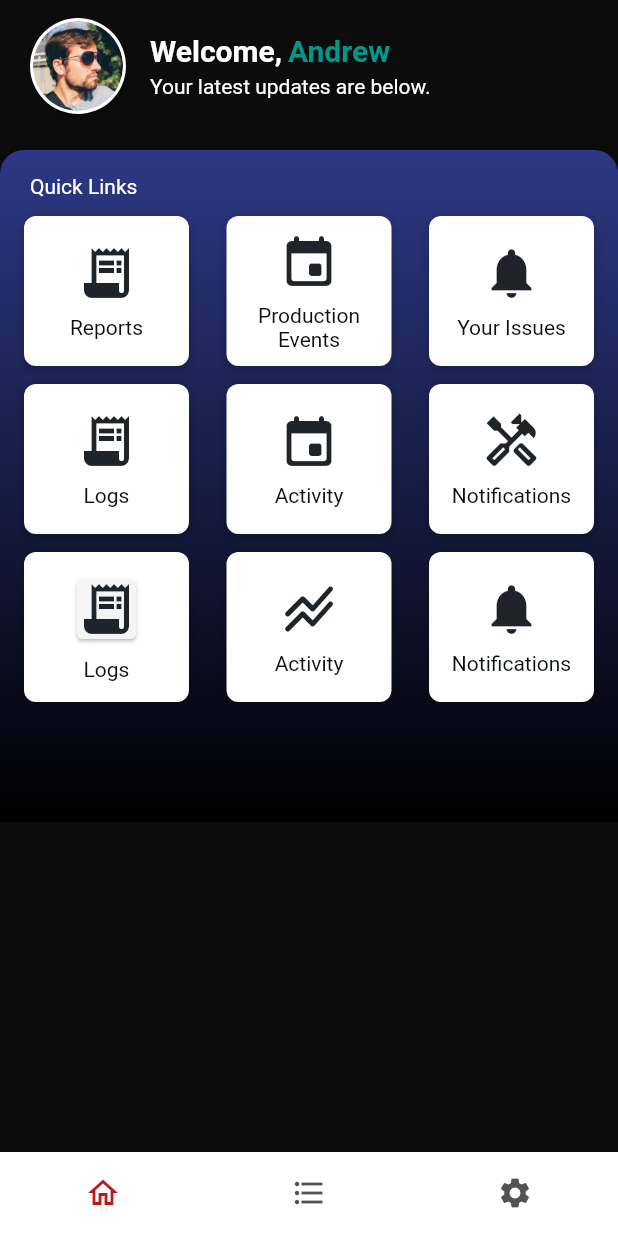
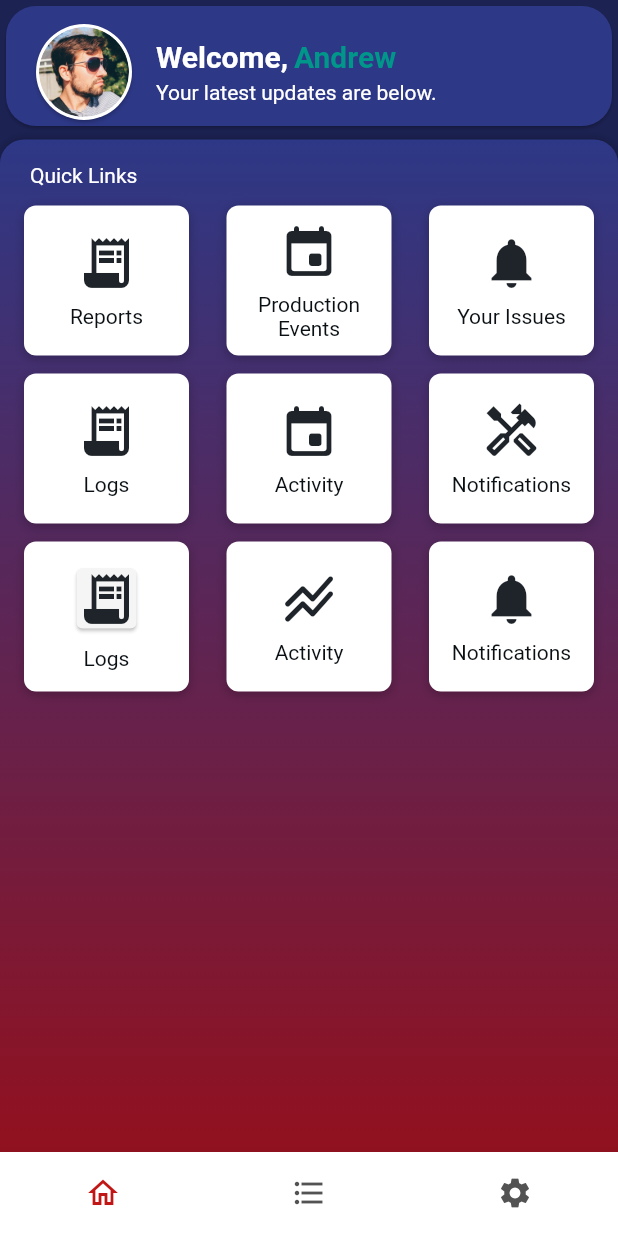
Before and after one commit to TheErondu/flow, a Flutter app: the screen it shows after launch, on a phone screen of 412 x 824 dp. Run offline on Flutter 3.47's test engine with Material 2 defaults, Android fonts, the phone set to English and light mode, and no system bars; our stand-ins replace auto_size_text, flutter_spinkit, font_awesome_flutter, google_fonts, page_transition, smooth_page_indicator and 1 more; missing offline and left inert: json_path; Roboto replaces fonts that are missing (Lexend Deca).

Commit message:
Updating to latest FlutterFlow output.

```diff
--- a/lib/home_page/home_page_widget.dart
+++ b/lib/home_page/home_page_widget.dart
@@ -20,11 +20,11 @@ class _HomePageWidgetState extends State<HomePageWidget> {
   Widget build(BuildContext context) {
     return Scaffold(
       key: scaffoldKey,
-      backgroundColor: Color(0xFF0D0C0C),
+      backgroundColor: Color(0xFF1C2252),
       drawer: Drawer(
         elevation: 16,
         child: Container(
-          width: 100,
+          width: 1,
           height: MediaQuery.of(context).size.height * 0.6,
           decoration: BoxDecoration(
             gradient: LinearGradient(
@@ -461,7 +461,13 @@ class _HomePageWidgetState extends State<HomePageWidget> {
             mainAxisSize: MainAxisSize.max,
             mainAxisAlignment: MainAxisAlignment.spaceAround,
             children: [
-              Padding(
+              Card(
+                clipBehavior: Clip.antiAliasWithSaveLayer,
+                color: Color(0xFF2D3886),
+                shape: RoundedRectangleBorder(
+                  borderRadius: BorderRadius.circular(20),
+                ),
+                child: Padding(
                   padding: EdgeInsetsDirectional.fromSTEB(16, 8, 16, 0),
                   child: Row(
                     mainAxisSize: MainAxisSize.max,
@@ -476,7 +482,8 @@ class _HomePageWidgetState extends State<HomePageWidget> {
                               borderRadius: BorderRadius.circular(40),
                             ),
                             child: Padding(
-                            padding: EdgeInsetsDirectional.fromSTEB(2, 2, 2, 2),
+                              padding:
+                                  EdgeInsetsDirectional.fromSTEB(2, 2, 2, 2),
                               child: Container(
                                 width: 60,
                                 height: 60,
@@ -512,8 +519,8 @@ class _HomePageWidgetState extends State<HomePageWidget> {
                                   ),
                                 ),
                                 Padding(
-                                padding:
-                                    EdgeInsetsDirectional.fromSTEB(4, 0, 0, 0),
+                                  padding: EdgeInsetsDirectional.fromSTEB(
+                                      4, 0, 0, 0),
                                   child: Text(
                                     'Andrew',
                                     style: FlutterFlowTheme.title3.override(
@@ -527,7 +534,8 @@ class _HomePageWidgetState extends State<HomePageWidget> {
                               ],
                             ),
                             Padding(
-                            padding: EdgeInsetsDirectional.fromSTEB(0, 4, 0, 0),
+                              padding:
+                                  EdgeInsetsDirectional.fromSTEB(0, 4, 0, 0),
                               child: Text(
                                 'Your latest updates are below.',
                                 style: FlutterFlowTheme.bodyText1.override(
@@ -544,10 +552,12 @@ class _HomePageWidgetState extends State<HomePageWidget> {
                     ],
                   ),
                 ),
+              ),
               Padding(
-                padding: EdgeInsetsDirectional.fromSTEB(0, 20, 0, 0),
+                padding: EdgeInsetsDirectional.fromSTEB(0, 5, 0, 0),
                 child: Container(
                   width: MediaQuery.of(context).size.width,
+                  height: MediaQuery.of(context).size.height * 1,
                   decoration: BoxDecoration(
                     boxShadow: [
                       BoxShadow(
@@ -557,8 +567,12 @@ class _HomePageWidgetState extends State<HomePageWidget> {
                       )
                     ],
                     gradient: LinearGradient(
-                      colors: [Color(0xFF2D3886), Colors.black],
-                      stops: [0, 1],
+                      colors: [
+                        Color(0xFF2D3886),
+                        Color(0xFFA80808),
+                        Color(0xFF673AB7)
+                      ],
+                      stops: [0, 1, 1],
                       begin: AlignmentDirectional(0, -1),
                       end: AlignmentDirectional(0, 1),
                     ),
```
Lines whose indentation alone changed are shown as unchanged.
